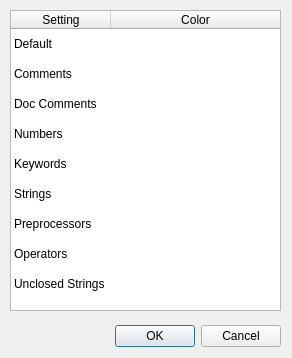
kipr/kiss, file ui/LexerSettingsDialog.ui: the form before one commit.
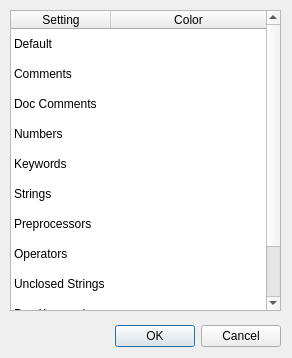
The form after the commit.

Commit message: Finished the basic lexer settings dialog

Diff of the .ui file:
```diff
--- a/ui/LexerSettingsDialog.ui
+++ b/ui/LexerSettingsDialog.ui
@@ -42,7 +42,7 @@
     <bool>false</bool>
    </property>
    <property name="rowCount">
-    <number>9</number>
+    <number>11</number>
    </property>
    <attribute name="horizontalHeaderStretchLastSection">
     <bool>true</bool>
@@ -59,6 +59,8 @@
    <row/>
    <row/>
    <row/>
+   <row/>
+   <row/>
    <column>
     <property name="text">
      <string>Setting</string>
@@ -154,6 +156,16 @@
      <string/>
     </property>
    </item>
+   <item row="9" column="0">
+    <property name="text">
+     <string>Doc Keywords</string>
+    </property>
+   </item>
+   <item row="10" column="0">
+    <property name="text">
+     <string>Doc Numbers</string>
+    </property>
+   </item>
   </widget>
  </widget>
  <resources/>
```
The commit also changes 3 other files.
